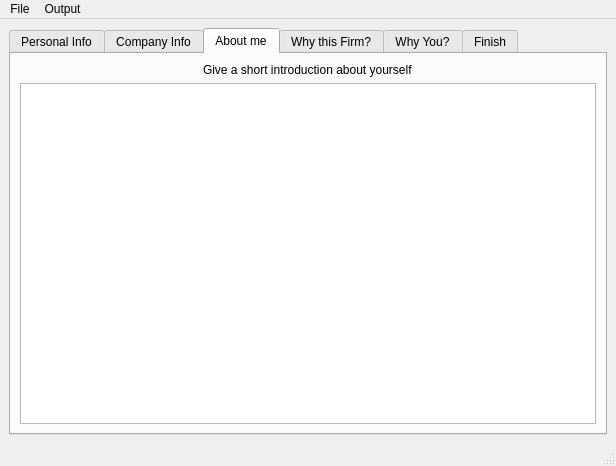
KhaleelKhan/coverletter-creator, file mainWindow.ui: the form before one commit.
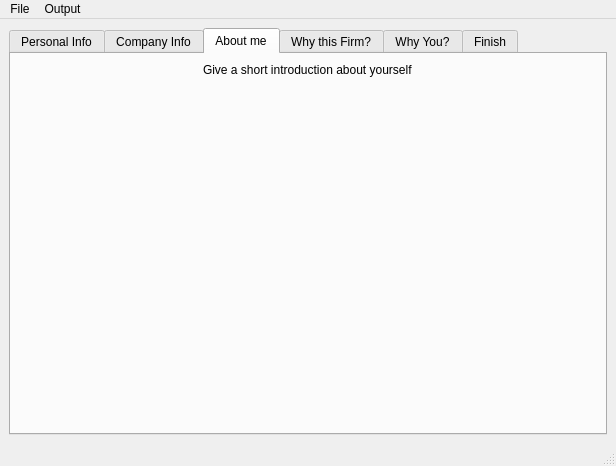
The form after the commit. The open tabs and pages were chosen to show the change.

Diff of the .ui file:
```diff
--- a/mainWindow.ui
+++ b/mainWindow.ui
@@ -276,9 +276,6 @@
           </property>
          </widget>
         </item>
-        <item>
-         <widget class="QPlainTextEdit" name="te_aboutMe"/>
-        </item>
        </layout>
       </widget>
       <widget class="QWidget" name="tabWhyFirm">
```
Left out of the diff: 16 changed lines with no effect on the pictures.
